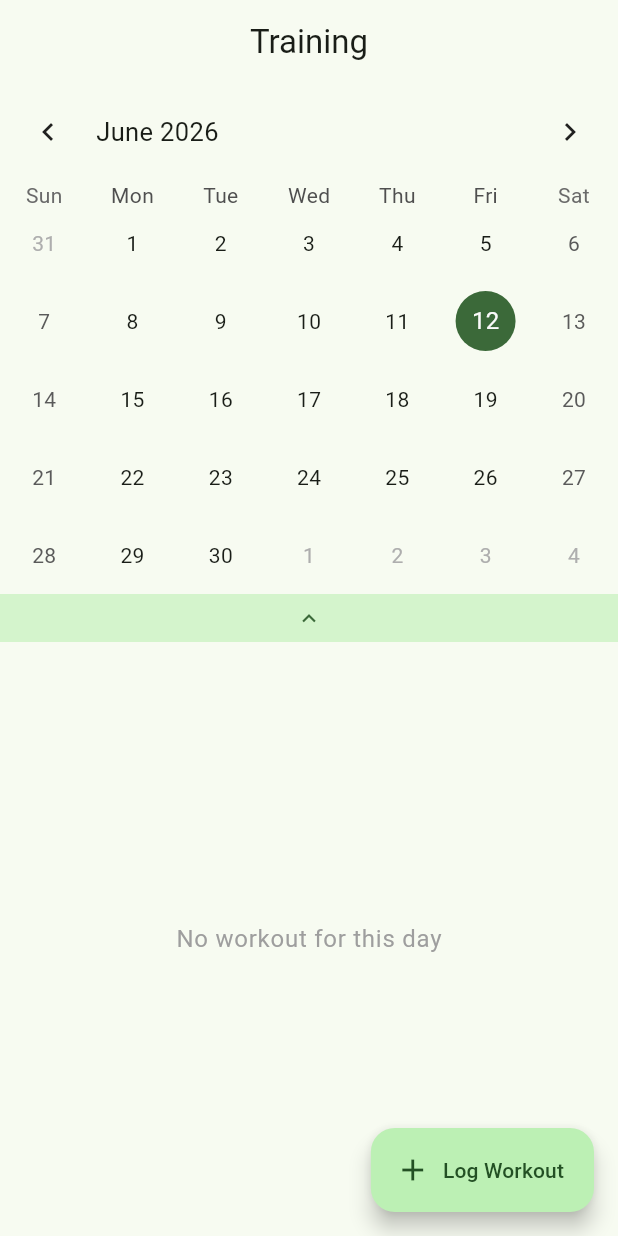
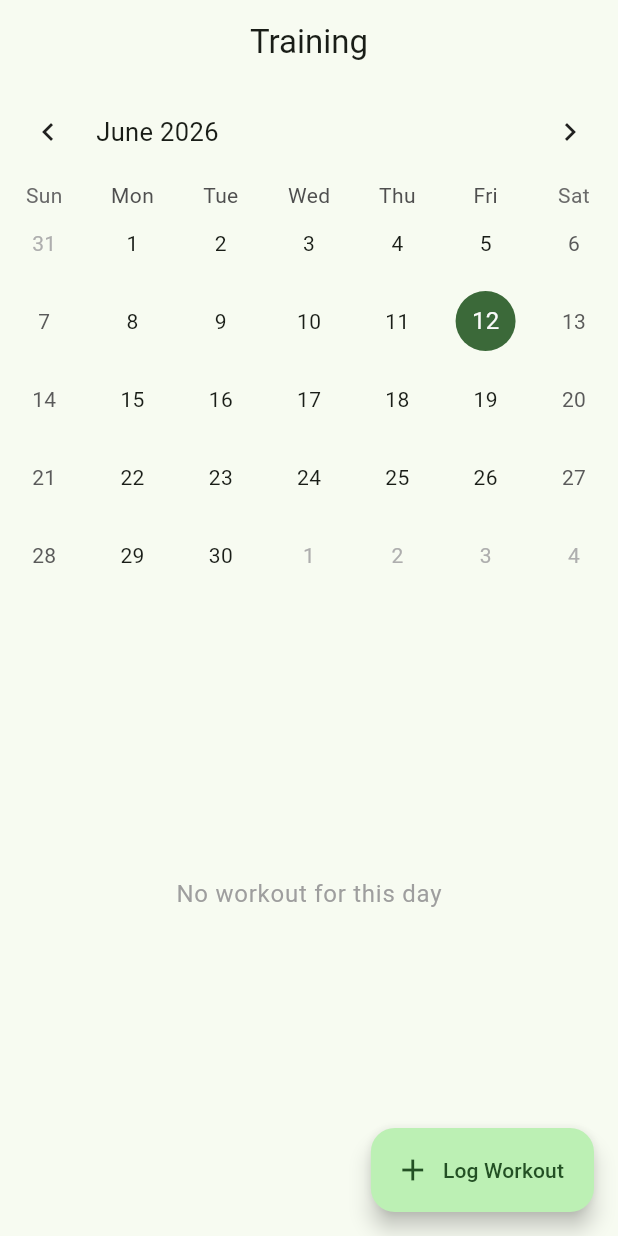
Before and after one commit to Yeezy-2020/fitforge, a Flutter app: the WorkoutCalendarScreen screen opened directly, on a phone screen of 412 x 824 dp. Run offline on Flutter 3.47's test engine with Material 3 defaults, Android fonts, the phone set to English and light mode, and no system bars; drawn by our look-alikes of table_calendar; our stand-ins replace fl_chart, flutter_riverpod, flutter_secure_storage, go_router, supabase_flutter; accounts and stored records are empty.

Commit message:
fix: scroll-collapse with buildDefaultDragHandles:false to avoid gesture conflict

```diff
--- a/lib/features/workout/screens/workout_calendar_screen.dart
+++ b/lib/features/workout/screens/workout_calendar_screen.dart
@@ -21,12 +21,24 @@ class _State extends ConsumerState<WorkoutCalendarScreen> {
   DateTime _focusedDay = DateTime.now();
   DateTime? _selectedDay;
   bool _collapsed = false;
+  final ScrollController _scrollCtrl = ScrollController();
 
   @override
   void initState() {
     super.initState();
     _selectedDay = DateTime.now();
     ref.read(workoutCacheProvider.notifier).loadMonth(_focusedDay);
+    _scrollCtrl.addListener(() {
+      final px = _scrollCtrl.offset;
+      if (px > 40 && !_collapsed) setState(() => _collapsed = true);
+      if (px <= 5 && _collapsed) setState(() => _collapsed = false);
+    });
+  }
+
+  @override
+  void dispose() {
+    _scrollCtrl.dispose();
+    super.dispose();
   }
 
   @override
@@ -52,7 +64,10 @@ class _State extends ConsumerState<WorkoutCalendarScreen> {
         },
         icon: const Icon(Icons.add), label: Text(l10n.get('logWorkout')),
       ),
-      body: Column(children: [
+      body: SingleChildScrollView(
+        controller: _scrollCtrl,
+        physics: const AlwaysScrollableScrollPhysics(),
+        child: Column(children: [
           AnimatedSize(duration: const Duration(milliseconds: 300), curve: Curves.easeInOut, alignment: Alignment.topCenter,
             child: _collapsed ? const SizedBox.shrink() : TableCalendar(
               firstDay: DateTime(2020), lastDay: DateTime(2030), focusedDay: _focusedDay,
@@ -70,27 +85,14 @@ class _State extends ConsumerState<WorkoutCalendarScreen> {
                 : null),
             ),
           ),
-        // Drag handle bar
-        GestureDetector(
-          onVerticalDragUpdate: (d) {
-            if (d.delta.dy < -15 && !_collapsed) setState(() => _collapsed = true);
-            if (d.delta.dy > 15 && _collapsed) setState(() => _collapsed = false);
-          },
-          onTap: () => setState(() => _collapsed = !_collapsed),
-          child: Container(
-            height: 32,
-            color: Theme.of(context).colorScheme.primaryContainer.withValues(alpha: 0.6),
-            child: Center(
-              child: Icon(_collapsed ? Icons.keyboard_arrow_down : Icons.keyboard_arrow_up, size: 18, color: Theme.of(context).colorScheme.primary),
-            ),
-          ),
-        ),
-        Expanded(
-          child: _selectedDay == null
-              ? Center(child: Text(l10n.get('selectBodyPart')))
-              : logs.isEmpty
-                  ? Center(child: Text(l10n.get('noWorkout'), style: Theme.of(context).textTheme.bodyLarge?.copyWith(color: Colors.grey)))
-                  : ReorderableListView.builder(
+          if (_selectedDay == null)
+            SizedBox(height: 400, child: Center(child: Text(l10n.get('selectBodyPart'))))
+          else if (logs.isEmpty)
+            SizedBox(height: 400, child: Center(child: Text(l10n.get('noWorkout'), style: Theme.of(context).textTheme.bodyLarge?.copyWith(color: Colors.grey))))
+          else
+            ReorderableListView.builder(
+              shrinkWrap: true, physics: const NeverScrollableScrollPhysics(),
+              buildDefaultDragHandles: false,
               padding: const EdgeInsets.all(8), itemCount: logs.length,
               onReorder: (oldI, newI) {
                 final list = List<WorkoutLog>.from(logs);
@@ -98,7 +100,6 @@ class _State extends ConsumerState<WorkoutCalendarScreen> {
                 list.insert(newI, list.removeAt(oldI));
                 ref.read(workoutLogCacheProvider.notifier).loadDate(_selectedDay!);
               },
-                      buildDefaultDragHandles: true,
               proxyDecorator: (child, i, _) => Material(elevation: 4, borderRadius: BorderRadius.circular(12), child: child),
               itemBuilder: (context, i) {
                 final log = logs[i];
@@ -119,8 +120,8 @@ class _State extends ConsumerState<WorkoutCalendarScreen> {
                 );
               },
             ),
+        ]),
       ),
-      ]),
     );
   }
 
```
Lines whose indentation alone changed are shown as unchanged.
